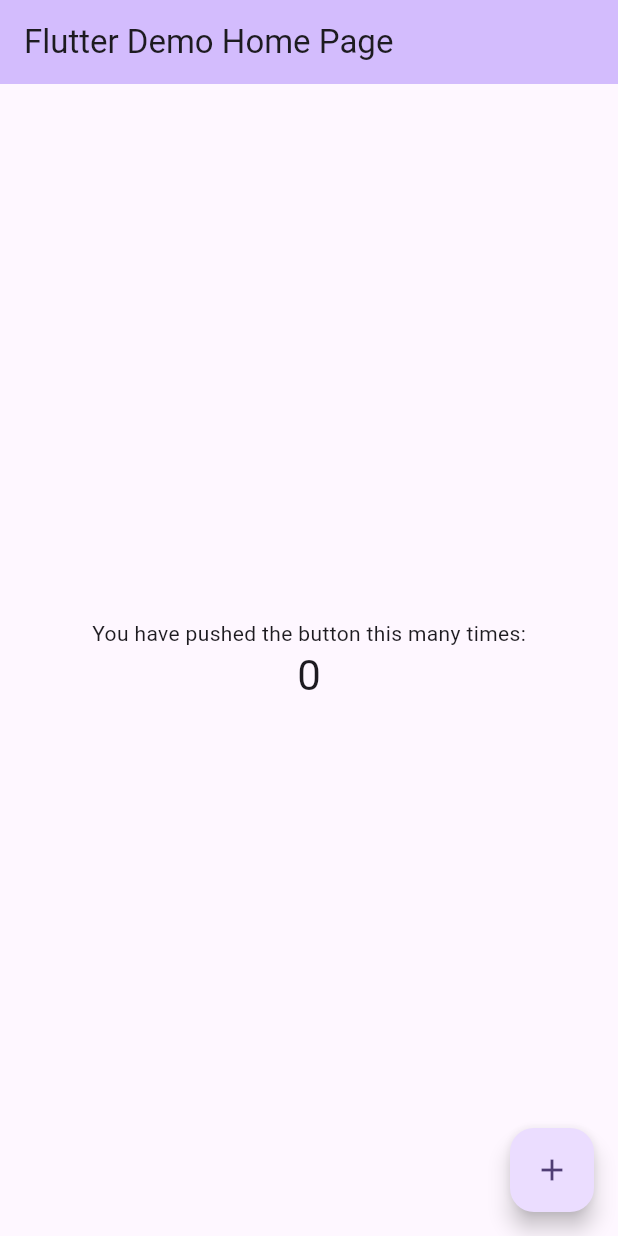
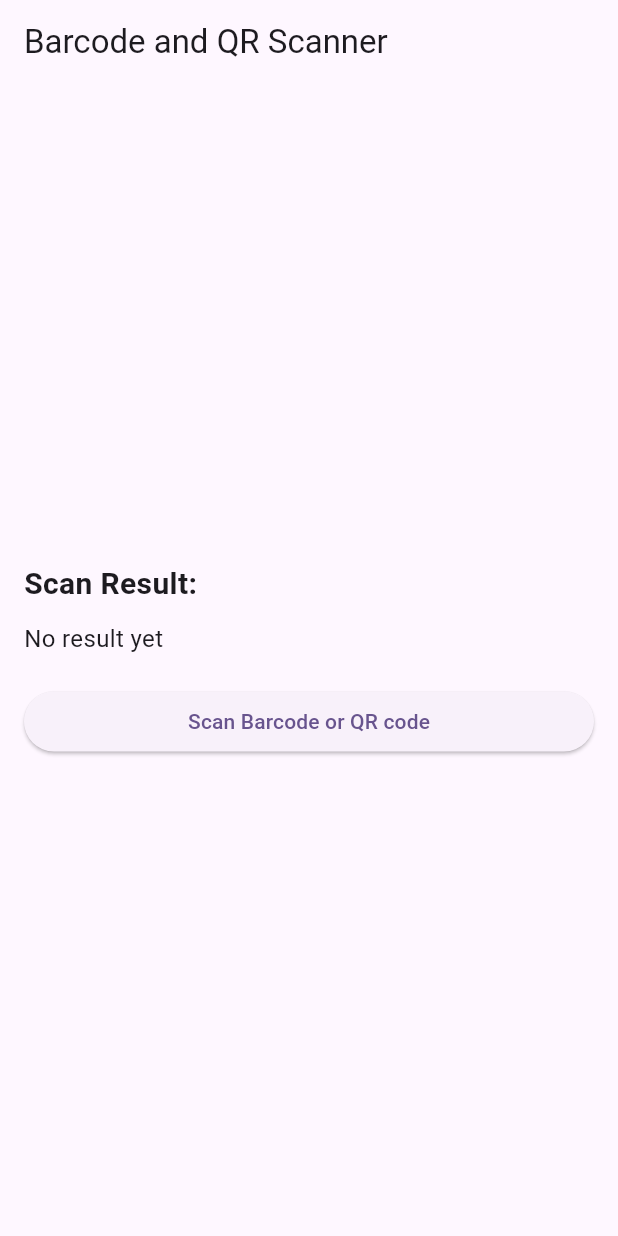
Before and after one commit to SubhasreeCodes/barcode_qr_scanner, a Flutter app: the screen it shows after launch, on a phone screen of 412 x 824 dp. Run offline on Flutter 3.47's test engine with Material 3 defaults, Android fonts, the phone set to English and light mode, and no system bars; missing offline and left inert: barcode_scan2.

Commit message:
Home Screen added

```diff
--- a/lib/main.dart
+++ b/lib/main.dart
@@ -1,4 +1,5 @@
 import 'package:flutter/material.dart';
+import 'package:flutter_barcode_qr_scanner/screens/BarcodeScannerScreen.dart';
 
 void main() {
   runApp(const MyApp());
@@ -7,119 +8,16 @@ void main() {
 class MyApp extends StatelessWidget {
   const MyApp({super.key});
 
-  // This widget is the root of your application.
   @override
   Widget build(BuildContext context) {
     return MaterialApp(
       title: 'Flutter Demo',
       theme: ThemeData(
-        // This is the theme of your application.
-        //
-        // TRY THIS: Try running your application with "flutter run". You'll see
-        // the application has a purple toolbar. Then, without quitting the app,
-        // try changing the seedColor in the colorScheme below to Colors.green
-        // and then invoke "hot reload" (save your changes or press the "hot
-        // reload" button in a Flutter-supported IDE, or press "r" if you used
-        // the command line to start the app).
-        //
-        // Notice that the counter didn't reset back to zero; the application
-        // state is not lost during the reload. To reset the state, use hot
-        // restart instead.
-        //
-        // This works for code too, not just values: Most code changes can be
-        // tested with just a hot reload.
         colorScheme: ColorScheme.fromSeed(seedColor: Colors.deepPurple),
         useMaterial3: true,
       ),
-      home: const MyHomePage(title: 'Flutter Demo Home Page'),
+      home:
+      BarcodeScannerScreen(), // Use the correct name of the screen
     );
   }
 }
-
-class MyHomePage extends StatefulWidget {
-  const MyHomePage({super.key, required this.title});
-
-  // This widget is the home page of your application. It is stateful, meaning
-  // that it has a State object (defined below) that contains fields that affect
-  // how it looks.
-
-  // This class is the configuration for the state. It holds the values (in this
-  // case the title) provided by the parent (in this case the App widget) and
-  // used by the build method of the State. Fields in a Widget subclass are
-  // always marked "final".
-
-  final String title;
-
-  @override
-  State<MyHomePage> createState() => _MyHomePageState();
-}
-
-class _MyHomePageState extends State<MyHomePage> {
-  int _counter = 0;
-
-  void _incrementCounter() {
-    setState(() {
-      // This call to setState tells the Flutter framework that something has
-      // changed in this State, which causes it to rerun the build method below
-      // so that the display can reflect the updated values. If we changed
-      // _counter without calling setState(), then the build method would not be
-      // called again, and so nothing would appear to happen.
-      _counter++;
-    });
-  }
-
-  @override
-  Widget build(BuildContext context) {
-    // This method is rerun every time setState is called, for instance as done
-    // by the _incrementCounter method above.
-    //
-    // The Flutter framework has been optimized to make rerunning build methods
-    // fast, so that you can just rebuild anything that needs updating rather
-    // than having to individually change instances of widgets.
-    return Scaffold(
-      appBar: AppBar(
-        // TRY THIS: Try changing the color here to a specific color (to
-        // Colors.amber, perhaps?) and trigger a hot reload to see the AppBar
-        // change color while the other colors stay the same.
-        backgroundColor: Theme.of(context).colorScheme.inversePrimary,
-        // Here we take the value from the MyHomePage object that was created by
-        // the App.build method, and use it to set our appbar title.
-        title: Text(widget.title),
-      ),
-      body: Center(
-        // Center is a layout widget. It takes a single child and positions it
-        // in the middle of the parent.
-        child: Column(
-          // Column is also a layout widget. It takes a list of children and
-          // arranges them vertically. By default, it sizes itself to fit its
-          // children horizontally, and tries to be as tall as its parent.
-          //
-          // Column has various properties to control how it sizes itself and
-          // how it positions its children. Here we use mainAxisAlignment to
-          // center the children vertically; the main axis here is the vertical
-          // axis because Columns are vertical (the cross axis would be
-          // horizontal).
-          //
-          // TRY THIS: Invoke "debug painting" (choose the "Toggle Debug Paint"
-          // action in the IDE, or press "p" in the console), to see the
-          // wireframe for each widget.
-          mainAxisAlignment: MainAxisAlignment.center,
-          children: <Widget>[
-            const Text(
-              'You have pushed the button this many times:',
-            ),
-            Text(
-              '$_counter',
-              style: Theme.of(context).textTheme.headlineMedium,
-            ),
-          ],
-        ),
-      ),
-      floatingActionButton: FloatingActionButton(
-        onPressed: _incrementCounter,
-        tooltip: 'Increment',
-        child: const Icon(Icons.add),
-      ), // This trailing comma makes auto-formatting nicer for build methods.
-    );
-  }
-}
--- /dev/null
+++ b/lib/screens/BarcodeScannerScreen.dart
@@ -0,0 +1,59 @@
+import 'package:flutter/material.dart';
+import 'package:barcode_scan2/barcode_scan2.dart';
+
+class BarcodeScannerScreen extends StatefulWidget {
+  @override
+  _BarcodeScannerScreenState createState() => _BarcodeScannerScreenState();
+}
+
+class _BarcodeScannerScreenState extends State<BarcodeScannerScreen> {
+  String _scanResult = 'No result yet';
+
+  Future<void> _scanBarcode() async {
+    try {
+      var result = await BarcodeScanner.scan();
+      if (!mounted) return;
+      setState(() {
+        _scanResult = result.rawContent.isNotEmpty
+            ? result.rawContent
+            : 'Scan failed or canceled.';
+      });
+    } catch (e) {
+      setState(() {
+        _scanResult = 'Error occurred during scan: $e';
+      });
+    }
+  }
+
+  @override
+  Widget build(BuildContext context) {
+    return Scaffold(
+      appBar: AppBar(
+        title: Text('Barcode and QR Scanner'),
+      ),
+      body: Padding(
+        padding: const EdgeInsets.all(16.0),
+        child: Column(
+          mainAxisAlignment: MainAxisAlignment.center,
+          crossAxisAlignment: CrossAxisAlignment.stretch,
+          children: [
+            Text(
+              'Scan Result:',
+              style: TextStyle(fontSize: 20, fontWeight: FontWeight.bold),
+            ),
+            SizedBox(height: 10),
+            Text(
+              _scanResult, // Show the actual scan result here
+              style: TextStyle(fontSize: 16),
+            ),
+            SizedBox(height: 20),
+            ElevatedButton(
+              onPressed: _scanBarcode,
+              child: Text("Scan Barcode or QR code"),
+            ),
+          ],
+        ),
+      ),
+    );
+  }
+}
```
